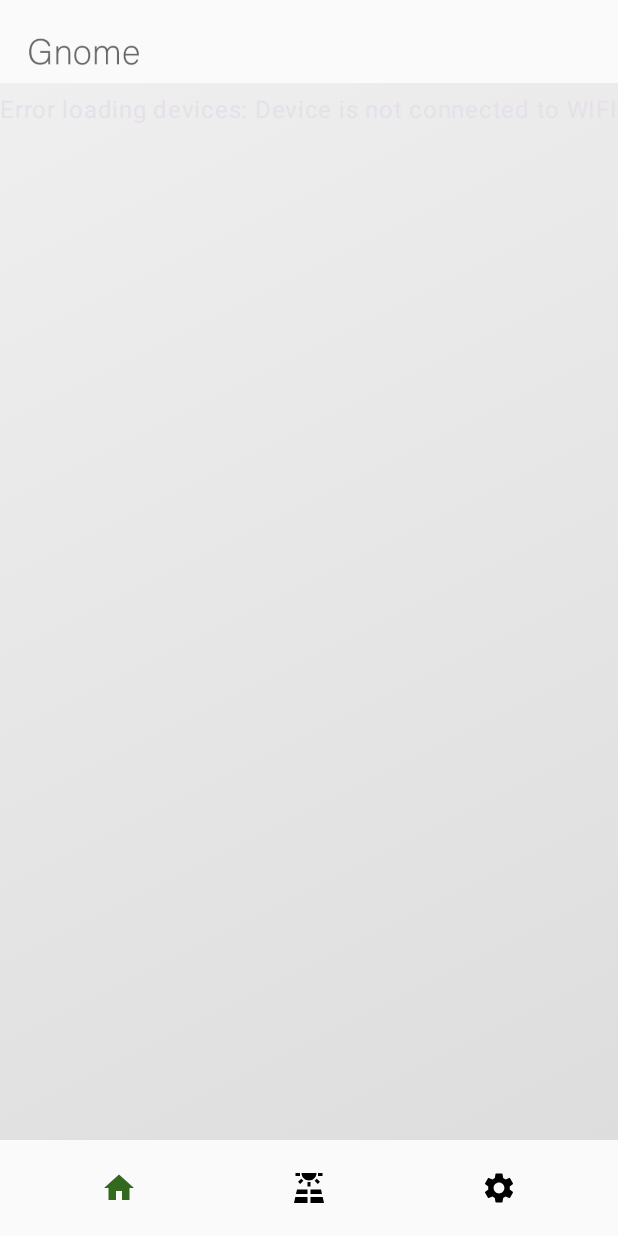
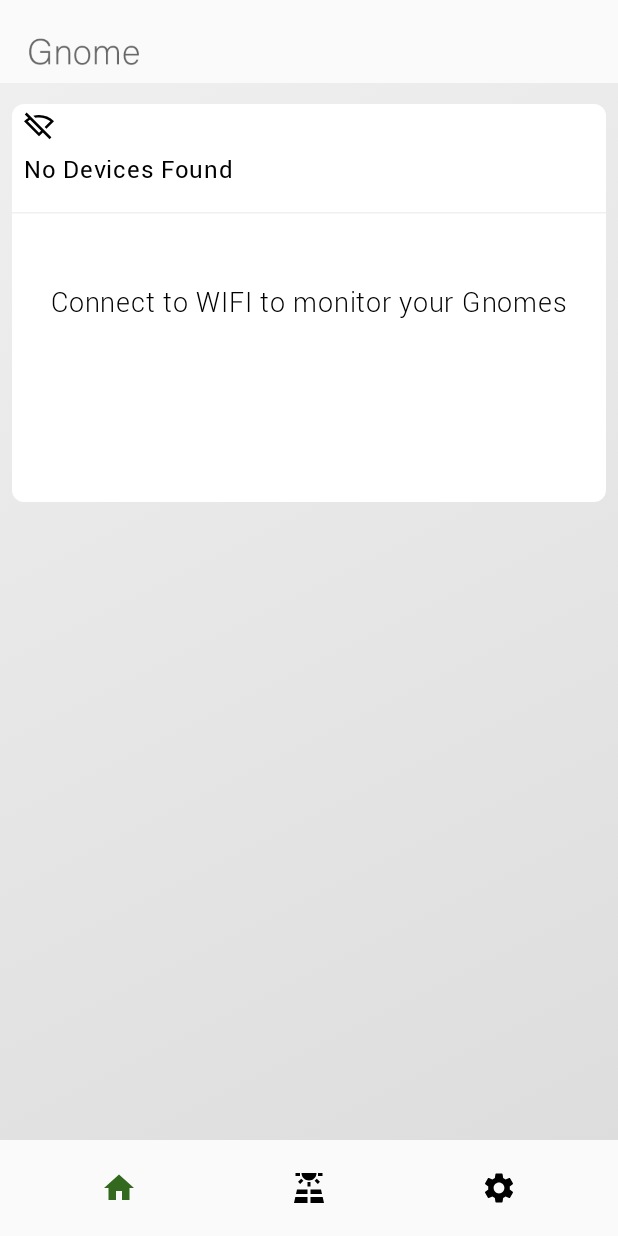
Before and after one commit to ztkent/gnome, an Android app built with Jetpack Compose: the screen it shows after launch (SunlightActivity), on a phone screen of 412 x 824 dp. Run offline under Robolectric (Android 15) with nearby library versions, the phone set to English and light mode, and no system bars; our stand-ins replace constraintlayout-compose.

Commit message:
fix 'no wifi' error

```diff
--- a/client/app/src/main/java/com/ztkent/gnome/SunlightActivity_HomeScreen.kt
+++ b/client/app/src/main/java/com/ztkent/gnome/SunlightActivity_HomeScreen.kt
@@ -193,12 +193,17 @@ private fun LandscapeMode(
                         }
 
                         is DeviceLoadState.Error -> {
+                            var message = devices.exception.message
+                            if (message != null && message.contains("Device is not connected to WIFI")){
+                                message = "Connect to WIFI to monitor your Gnomes"
+                            }
                             item {
-                                Text(
-                                    text = "Error loading devices: ${devices.exception.message}",
+                                ErrorItem(
+                                    device = Device(""),
+                                    msg = message!!,
                                     modifier = Modifier
                                         .fillMaxWidth()
-                                        .wrapContentSize(Alignment.Center)
+                                        .padding(8.dp)
                                 )
                             }
                         }
@@ -325,6 +330,7 @@ private fun PortraitMode(
                 is DeviceLoadState.Success -> {
                     if (devices.data.isEmpty()) {
                         // Display some information
+                        // TODO: This should be where the bluetooth/wifi setup process starts
                         item {
                             EmptyDeviceItem(device = Device(""),
                                 modifier = Modifier
@@ -350,12 +356,17 @@ private fun PortraitMode(
                 }
 
                 is DeviceLoadState.Error -> {
+                    var message = devices.exception.message
+                    if (message != null && message.contains("Device is not connected to WIFI")){
+                        message = "Connect to WIFI to monitor your Gnomes"
+                    }
                     item {
-                        Text(
-                            text = "Error loading devices: ${devices.exception.message}",
+                        ErrorItem(
+                            device = Device(""),
+                            msg = message!!,
                             modifier = Modifier
                                 .fillMaxWidth()
-                                .wrapContentSize(Alignment.Center)
+                                .padding(8.dp)
                         )
                     }
                 }
@@ -706,6 +717,77 @@ fun DeviceItem(device: Device, viewModel : DeviceListModel, navController: NavHo
 }
 
 @Composable
+fun ErrorItem(device: Device, msg: String, modifier: Modifier = Modifier) {
+    ConstraintLayout(
+        modifier = modifier
+            .height(265.dp)
+            .background(
+                Color.White,
+                shape = RoundedCornerShape(8.dp)
+            )
+    ) {
+        val (image, address, status, infoIcon, divider, brightness) = createRefs()
+        Image(
+            painter = painterResource(id = R.drawable.network_wifi_off),
+            contentDescription = "Device image",
+            contentScale = ContentScale.Crop,
+            modifier = Modifier
+                .constrainAs(image) {
+                    top.linkTo(parent.top, margin = 4.dp)
+                    start.linkTo(parent.start, margin = 8.dp)
+                }
+        )
+        Text(
+            text = device.addr,
+            fontSize = 12.sp,
+            fontFamily = FontFamily(Font(R.font.roboto)),
+            color = Color.Black,
+            modifier = Modifier
+                .constrainAs(address) {
+                    top.linkTo(parent.top, margin = 4.dp)
+                    start.linkTo(image.end, margin = 8.dp)
+                }
+        )
+        Text(
+            text = "No Devices Found",
+            fontSize = 16.sp,
+            fontFamily = FontFamily(Font(R.font.roboto)),
+            color = Color.Black,
+            modifier = Modifier
+                .constrainAs(status) {
+                    top.linkTo(image.bottom, margin = 8.dp)
+                    start.linkTo(parent.start, margin = 8.dp)
+                }
+        )
+
+        HorizontalDivider(
+            color = DIVIDER_COLOR,
+            thickness = 1.dp,
+            modifier = Modifier
+                .constrainAs(divider) {
+                    top.linkTo(status.bottom, margin = 16.dp)
+                    start.linkTo(parent.start)
+                    end.linkTo(parent.end)
+                }
+        )
+
+        Text(
+            text = msg,
+            fontSize = 18.sp,
+            fontFamily = FontFamily(Font(R.font.robotolight)),
+            color = Color.Black,
+            modifier = Modifier
+                .constrainAs(brightness) {
+                    centerVerticallyTo(parent)
+                    centerHorizontallyTo(parent)
+                }
+                .padding(12.dp)
+        )
+    }
+}
+
+
+@Composable
 fun EmptyDeviceItem(device: Device, modifier: Modifier = Modifier) {
     ConstraintLayout(
         modifier = modifier
```
